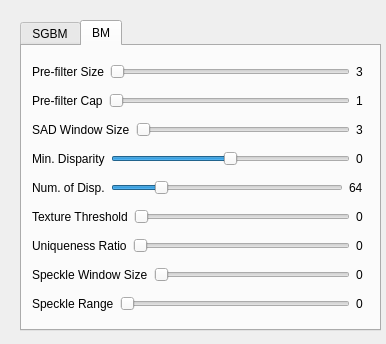
The window that stereomatchparamform.ui (escrowdis/fusion) describes before a commit, drawn with Qt 5.
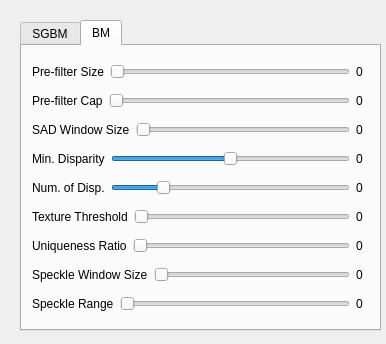
The same window after the commit. The open tabs and pages were chosen to show the change.

Patch:
```diff
--- a/stereomatchparamform.ui
+++ b/stereomatchparamform.ui
@@ -303,7 +303,7 @@
         <item row="0" column="2">
          <widget class="QLabel" name="label_bm_pre_filter_size">
           <property name="text">
-           <string>3</string>
+           <string>0</string>
           </property>
          </widget>
         </item>
@@ -353,7 +353,7 @@
         <item row="0" column="2">
          <widget class="QLabel" name="label_bm_pre_filter_cap">
           <property name="text">
-           <string>1</string>
+           <string>0</string>
           </property>
          </widget>
         </item>
@@ -387,7 +387,7 @@
         <item row="0" column="2">
          <widget class="QLabel" name="label_bm_sad_window_size">
           <property name="text">
-           <string>3</string>
+           <string>0</string>
           </property>
          </widget>
         </item>
@@ -461,7 +461,7 @@
         <item row="0" column="2">
          <widget class="QLabel" name="label_bm_num_of_disp">
           <property name="text">
-           <string>64</string>
+           <string>0</string>
           </property>
          </widget>
         </item>
```
Left out of the diff: 8 changed lines with no effect on the pictures.
